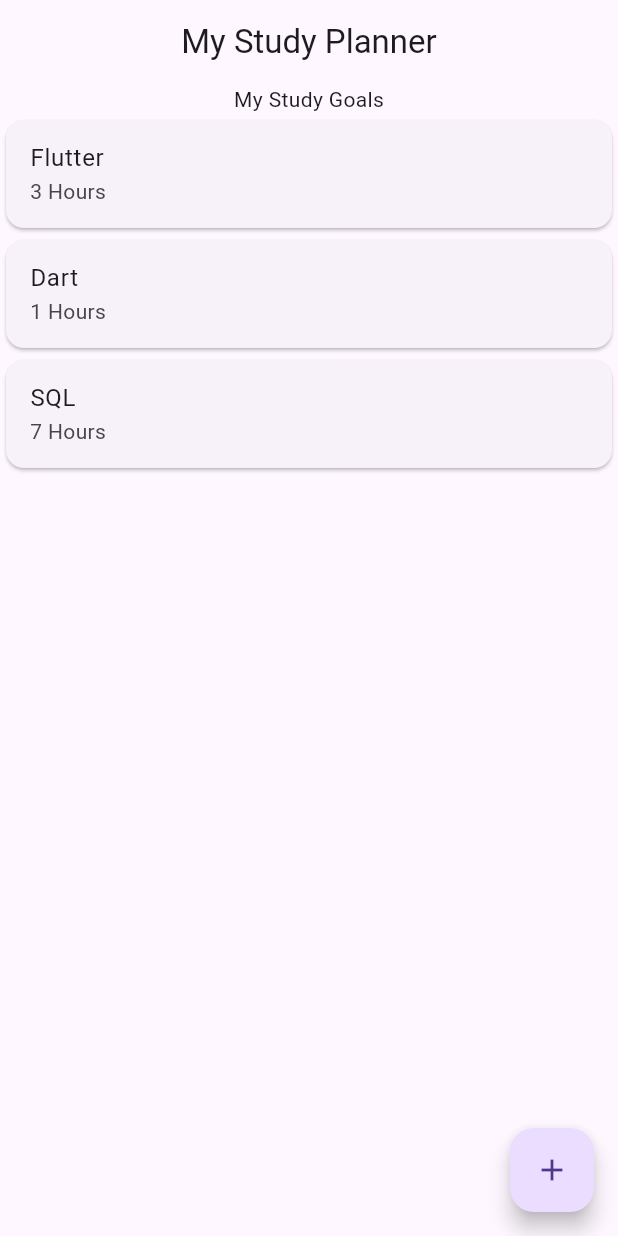
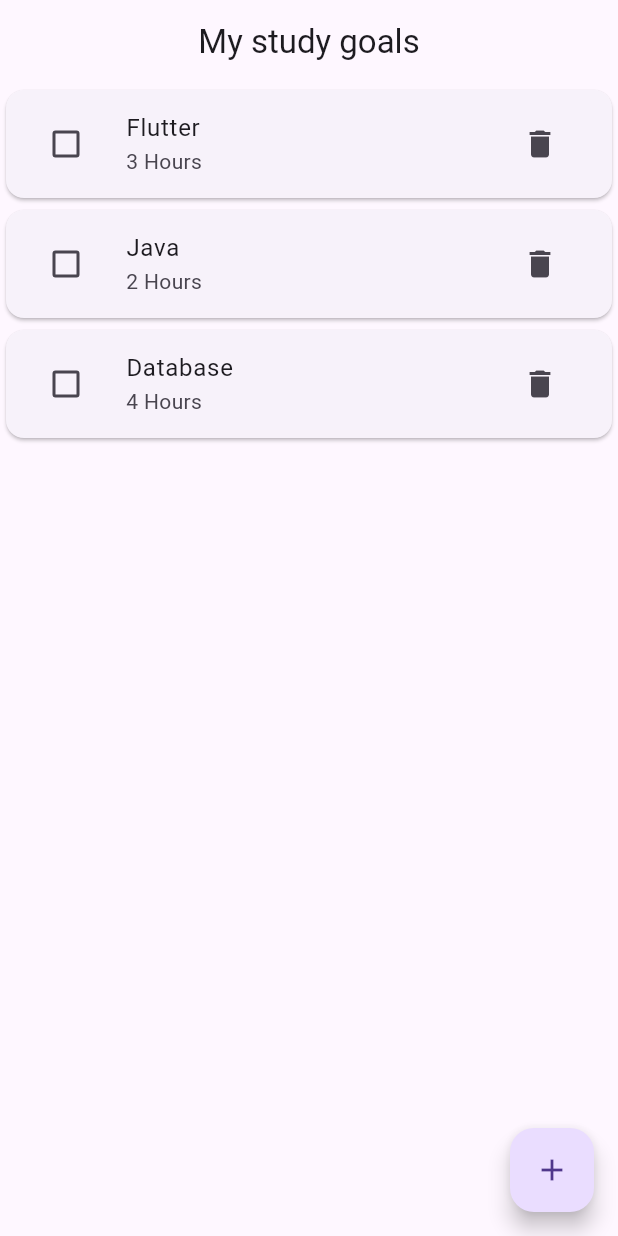
Before and after one commit to Moesaiff/study_planner, a Flutter app: the screen it shows after launch, on a phone screen of 412 x 824 dp. Run offline on Flutter 3.47's test engine with Material 3 defaults, Android fonts, the phone set to English and light mode, and no system bars.

Commit message:
Complete Phase 2 - Dynamic Study Goals

```diff
--- a/lib/screens/home_page.dart
+++ b/lib/screens/home_page.dart
@@ -1,45 +1,92 @@
 
 import 'package:flutter/material.dart';
 
-class HomePage extends StatelessWidget {
+class HomePage extends StatefulWidget {
   const HomePage({super.key});
 
+  @override
+  State<HomePage> createState() => _HomePageState();
+}
+
+class _HomePageState extends State<HomePage> {
+
+    List<Map<String, dynamic>> goals = [
+        {
+        'subject': 'Flutter',
+        'hours': 3,
+        'done': false,
+        },
+        {
+        'subject': 'Java',
+        'hours': 2,
+        'done': false,
+        },
+        {
+        'subject': 'Database',
+        'hours': 4,
+        'done': false,
+        },
+    ];
   @override
   Widget build(BuildContext context) {
     return Scaffold(
       // STATIC - AppBar
         appBar: AppBar(
-        title: Center(child: const Text('My Study Planner')),
+        title: Center(child: const Text('My study goals')),
         ),
 
       // // STATIC - Body
         body: Column(
         children: [
-            const Text('My Study Goals'),
-            // STATIC - First Study Goal
-        Card(
-        child: ListTile(
-            title: const Text('Flutter'),
-            subtitle: const Text('3 Hours'),
-        ),
-        ),
-        Card(
-        child: ListTile(
-            title: const Text('Dart'),
-            subtitle: const Text('1 Hours'),
-        ),
-        ),
-        Card(
-        child: ListTile(
-            title: const Text('SQL'),
-            subtitle: const Text('7 Hours'),
+                    Expanded(
+        child: ListView.builder(
+            itemCount: goals.length,
+            itemBuilder: (context, index) {
+            return Card(
+                child: ListTile(
+                    leading: Checkbox(
+                        // LOGIC - Update goal completion status
+                    value: goals[index]['done'],
+                    onChanged: (value) {
+                        setState(() {
+                        goals[index]['done'] = value;
+                        });
+                    },
+                    ),
+                    title: Text(
+                        // LOGIC - Apply strikethrough to completed goals
+                        goals[index]['subject'],
+                        style: TextStyle(
+                            decoration: goals[index]['done'] == true
+                                ? TextDecoration.lineThrough
+                                : TextDecoration.none,
+                        ),
+),
+                    subtitle: Text('${goals[index]['hours']} Hours'),
+                    // LOGIC - Delete selected goal
+                    trailing: IconButton(onPressed: () {setState(() {
+                      goals.removeAt(index);
+                    });},icon: const Icon(Icons.delete)),
+                ),
+            );
+            },
+
         ),
         ),
         ],
         ),
       // STATIC - FloatingActionButton
         floatingActionButton: FloatingActionButton(
-        onPressed: () {},
+            // LOGIC - Add a new sample goal
+        onPressed: () {setState(() {
+           goals.add({
+                'subject': 'Python',
+                'hours': 3,
+                'done': false,
+            });
+        });
+
+        },
         child: const Icon(Icons.add),
         ),
     );
```
Also changed, not shown: screenhoots/Phase2_App.png (added), screenhoots/Phase2_App2.png (added).
